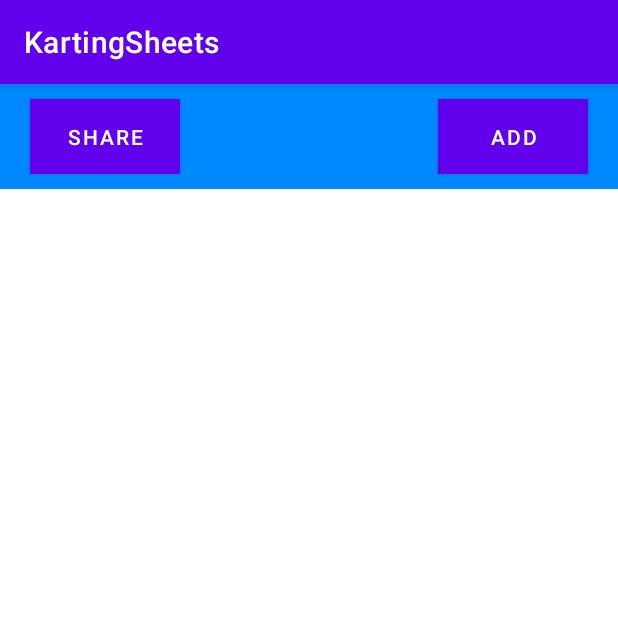
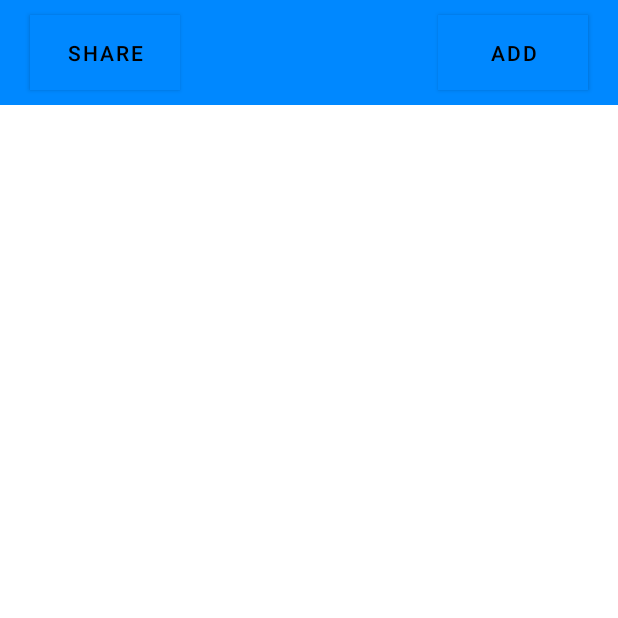
Before and after one commit to JQueimado/TimeSheets, an Android app: the screen it shows after launch (MainActivity), on a phone screen of 412 x 824 dp, the top half of it. Run offline under Robolectric (Android 15) with nearby library versions, the phone set to English and light mode, and no system bars.

Commit message:
removed app Action Bar and recolored the App

```diff
--- a/KartingSheets/app/src/main/res/values-night/themes.xml
+++ b/KartingSheets/app/src/main/res/values-night/themes.xml
@@ -1,9 +1,9 @@
 <resources xmlns:tools="http://schemas.android.com/tools">
     <!-- Base application theme. -->
-    <style name="Theme.KartingSheets" parent="Theme.MaterialComponents.DayNight.DarkActionBar">
+    <style name="Theme.KartingSheets" parent="Theme.MaterialComponents.DayNight.NoActionBar">
         <!-- Primary brand color. -->
-        <item name="colorPrimary">@color/purple_200</item>
-        <item name="colorPrimaryVariant">@color/purple_700</item>
+        <item name="colorPrimary">@color/app_color_1</item>
+        <item name="colorPrimaryVariant">@color/app_color_2</item>
         <item name="colorOnPrimary">@color/black</item>
         <!-- Secondary brand color. -->
         <item name="colorSecondary">@color/teal_200</item>
--- a/KartingSheets/app/src/main/res/values/themes.xml
+++ b/KartingSheets/app/src/main/res/values/themes.xml
@@ -1,13 +1,13 @@
 <resources xmlns:tools="http://schemas.android.com/tools">
     <!-- Base application theme. -->
-    <style name="Theme.KartingSheets" parent="Theme.MaterialComponents.DayNight.DarkActionBar">
+    <style name="Theme.KartingSheets" parent="Theme.MaterialComponents.DayNight.NoActionBar">
         <!-- Primary brand color. -->
-        <item name="colorPrimary">@color/purple_500</item>
-        <item name="colorPrimaryVariant">@color/purple_700</item>
-        <item name="colorOnPrimary">@color/white</item>
+        <item name="colorPrimary">@color/app_color_1</item>
+        <item name="colorPrimaryVariant">@color/app_color_2</item>
+        <item name="colorOnPrimary">@color/black</item>
         <!-- Secondary brand color. -->
         <item name="colorSecondary">@color/teal_200</item>
-        <item name="colorSecondaryVariant">@color/teal_700</item>
+        <item name="colorSecondaryVariant">@color/teal_200</item>
         <item name="colorOnSecondary">@color/black</item>
         <!-- Status bar color. -->
         <item name="android:statusBarColor" tools:targetApi="l">?attr/colorPrimaryVariant</item>
```
